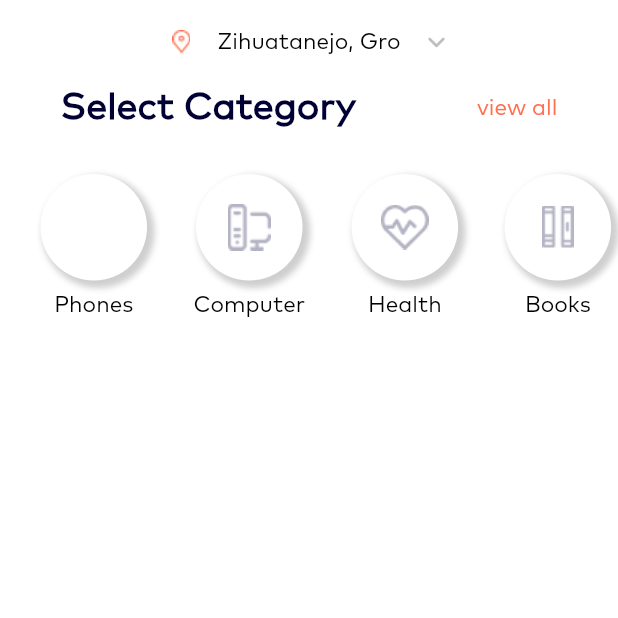
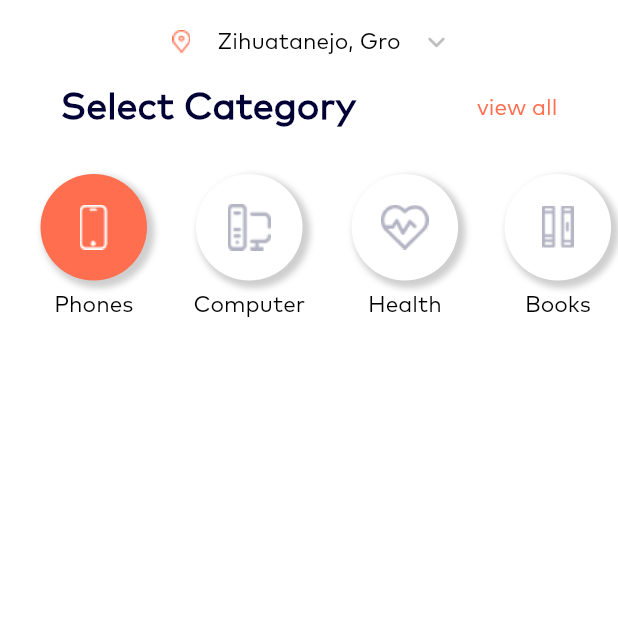
Before and after one commit to ingvilow/e-commerce-test-task, a Flutter app: the screen it shows after launch, on a phone screen of 412 x 824 dp, the top half of it. Run offline on Flutter 3.47's test engine with Material 2 defaults, Android fonts, the phone set to English and light mode, and no system bars; network calls fail.

Commit message:
доделано меню категории - теперь цвет меняется в соотвествии с индексом виджета, а не все вместе

```diff
--- a/lib/pages/widgets/category_ui_slidable.dart
+++ b/lib/pages/widgets/category_ui_slidable.dart
@@ -1,8 +1,7 @@
 import 'package:flutter/material.dart';
-import 'package:provider/provider.dart';
+import 'package:test_task/theme/colors.dart';
 
-import '../../poviders/products_providers.dart';
-
+/// класс для отрисовки верхнего меню с выбором категории
 class CategorySelectUI extends StatefulWidget {
   const CategorySelectUI({Key? key}) : super(key: key);
 
@@ -11,16 +10,28 @@ class CategorySelectUI extends StatefulWidget {
 }
 
 class _CategorySelectUIState extends State<CategorySelectUI> {
+  int selectedContainer = 0;
+
   @override
   Widget build(BuildContext context) {
-    final products = Provider.of<ProductProviders>(context);
     return SingleChildScrollView(
       padding: EdgeInsets.all(4),
       scrollDirection: Axis.horizontal,
       child: Row(
         mainAxisAlignment: MainAxisAlignment.spaceEvenly,
         children: [
-            Padding(
+          _phoneContainer(0),
+          _computerContainer(1),
+          _healthContainer(2),
+          _booksContainer(3),
+          _emptyContainer(4)
+        ],
+      ),
+    );
+  }
+
+  _phoneContainer(int index) {
+    return Padding(
       padding: const EdgeInsets.only(left: 23.0, right: 8),
       child: Column(
         children: [
@@ -29,8 +40,9 @@ class _CategorySelectUIState extends State<CategorySelectUI> {
             height: 71,
             decoration: BoxDecoration(
                 shape: BoxShape.circle,
-                        color:
-                            products.isSelected ? Colors.white : Colors.orange,
+                color: selectedContainer == index
+                    ? ColorsApp.orange
+                    : ColorsApp.white,
                 boxShadow: [
                   BoxShadow(
                     color: Colors.grey.withOpacity(0.5),
@@ -46,7 +58,9 @@ class _CategorySelectUIState extends State<CategorySelectUI> {
               child: IconButton(
                 icon: Image.asset('assets/phone.png'),
                 onPressed: () {
-                          products.changeColor();
+                  setState(() {
+                    selectedContainer = index;
+                  });
                 },
               ),
             ),
@@ -64,8 +78,11 @@ class _CategorySelectUIState extends State<CategorySelectUI> {
           ),
         ],
       ),
-            ),
-            Padding(
+    );
+  }
+
+  _computerContainer(int index) {
+    return Padding(
       padding: const EdgeInsets.only(left: 23.0, right: 8),
       child: Column(
         children: [
@@ -74,7 +91,9 @@ class _CategorySelectUIState extends State<CategorySelectUI> {
             height: 71,
             decoration: BoxDecoration(
                 shape: BoxShape.circle,
-                        color: Colors.white,
+                color: selectedContainer == index
+                    ? ColorsApp.orange
+                    : ColorsApp.white,
                 boxShadow: [
                   BoxShadow(
                     color: Colors.grey.withOpacity(0.5),
@@ -89,7 +108,11 @@ class _CategorySelectUIState extends State<CategorySelectUI> {
             child: Center(
               child: IconButton(
                 icon: Image.asset('assets/pc.png'),
-                        onPressed: () {},
+                onPressed: () {
+                  setState(() {
+                    selectedContainer = index;
+                  });
+                },
               ),
             ),
           ),
@@ -106,8 +129,11 @@ class _CategorySelectUIState extends State<CategorySelectUI> {
           ),
         ],
       ),
-            ),
-            Padding(
+    );
+  }
+
+  _healthContainer(int index) {
+    return Padding(
       padding: const EdgeInsets.only(left: 23.0, right: 8),
       child: Column(
         children: [
@@ -116,7 +142,9 @@ class _CategorySelectUIState extends State<CategorySelectUI> {
             height: 71,
             decoration: BoxDecoration(
                 shape: BoxShape.circle,
-                        color: Colors.white,
+                color: selectedContainer == index
+                    ? ColorsApp.orange
+                    : ColorsApp.white,
                 boxShadow: [
                   BoxShadow(
                     color: Colors.grey.withOpacity(0.5),
@@ -131,7 +159,11 @@ class _CategorySelectUIState extends State<CategorySelectUI> {
             child: Center(
               child: IconButton(
                 icon: Image.asset('assets/health.png'),
-                        onPressed: () {},
+                onPressed: () {
+                  setState(() {
+                    selectedContainer = index;
+                  });
+                },
               ),
             ),
           ),
@@ -148,8 +180,11 @@ class _CategorySelectUIState extends State<CategorySelectUI> {
           ),
         ],
       ),
-            ),
-            Padding(
+    );
+  }
+
+  _booksContainer(int index) {
+    return Padding(
       padding: const EdgeInsets.only(left: 23.0, right: 8),
       child: Column(
         children: [
@@ -158,7 +193,9 @@ class _CategorySelectUIState extends State<CategorySelectUI> {
             height: 71,
             decoration: BoxDecoration(
                 shape: BoxShape.circle,
-                        color: Colors.white,
+                color: selectedContainer == index
+                    ? ColorsApp.orange
+                    : ColorsApp.white,
                 boxShadow: [
                   BoxShadow(
                     color: Colors.grey.withOpacity(0.5),
@@ -173,7 +210,11 @@ class _CategorySelectUIState extends State<CategorySelectUI> {
             child: Center(
               child: IconButton(
                 icon: Image.asset('assets/books.png'),
-                        onPressed: () {},
+                onPressed: () {
+                  setState(() {
+                    selectedContainer = index;
+                  });
+                },
               ),
             ),
           ),
@@ -190,15 +231,22 @@ class _CategorySelectUIState extends State<CategorySelectUI> {
           ),
         ],
       ),
-            ),
-            Padding(
+    );
+  }
+
+  _emptyContainer(int index) {
+    return Padding(
       padding: const EdgeInsets.only(left: 23.0, right: 8),
-              child: Container(
+      child: Column(
+        children: [
+          Container(
             width: 71,
             height: 71,
             decoration: BoxDecoration(
                 shape: BoxShape.circle,
-                    color: Colors.white,
+                color: selectedContainer == index
+                    ? ColorsApp.orange
+                    : ColorsApp.white,
                 boxShadow: [
                   BoxShadow(
                     color: Colors.grey.withOpacity(0.5),
@@ -210,9 +258,33 @@ class _CategorySelectUIState extends State<CategorySelectUI> {
                     ), // changes position of shadow
                   ),
                 ]),
+            child: Center(
+              child: IconButton(
+                icon: Icon(
+                  Icons.add,
+                  color: Colors.white,
+                ),
+                onPressed: () {
+                  setState(() {
+                    selectedContainer = index;
+                  });
+                },
+              ),
+            ),
+          ),
+          Padding(
+            padding: const EdgeInsets.only(top: 7.0),
+            child: Text(
+              '',
+              style: TextStyle(
+                  color: Colors.black,
+                  fontSize: 15,
+                  fontWeight: FontWeight.w500,
+                  fontFamily: 'Mark Pro'),
             ),
           ),
         ],
-        ));
+      ),
+    );
   }
 }
--- a/lib/poviders/products_providers.dart
+++ b/lib/poviders/products_providers.dart
@@ -27,12 +27,4 @@ class ProductProviders with ChangeNotifier {
     detailProduct = await ApiServiceClient().fetchProductDetail();
     notifyListeners();
   }
-
-  /// смена цвета при нажатии на кнопку
-  bool isSelected = true;
-
-  void changeColor() {
-    isSelected = !isSelected;
-    notifyListeners();
-  }
 }
--- a/lib/theme/colors.dart
+++ b/lib/theme/colors.dart
@@ -3,4 +3,5 @@ import 'dart:ui';
 class ColorsApp {
   static const Color orange = Color(0xFFFF6E4E);
   static const Color black = Color(0xff010035);
+  static const Color white = Color(0xFFFFFFFF);
 }
```
Lines whose indentation alone changed are shown as unchanged.
